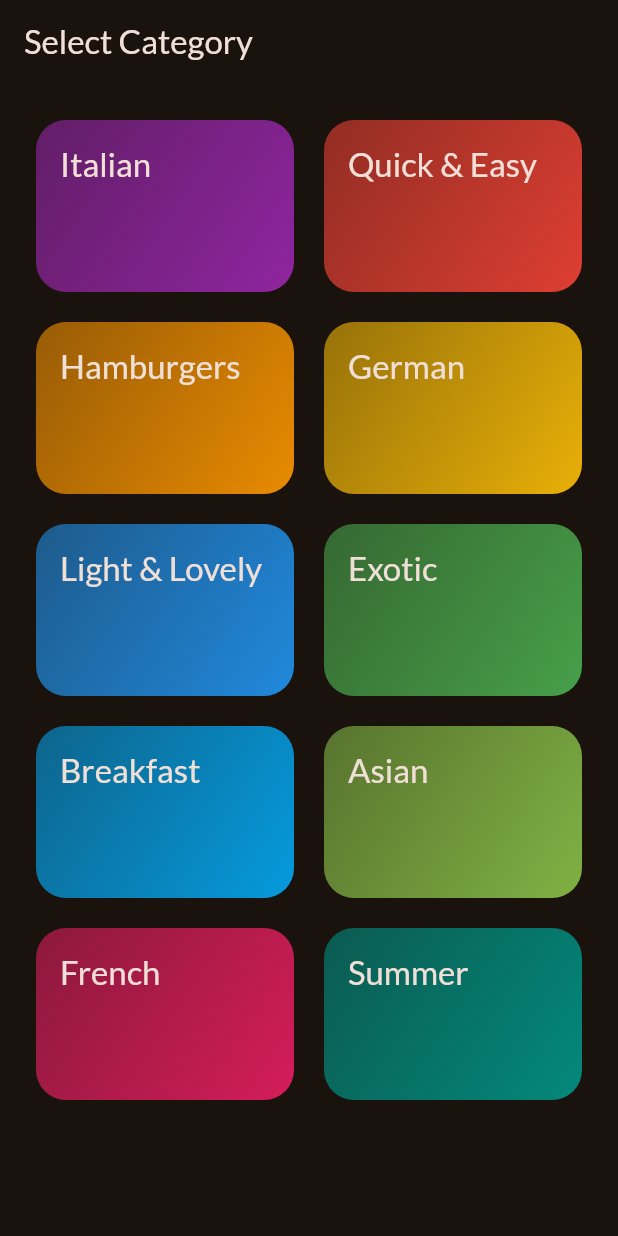
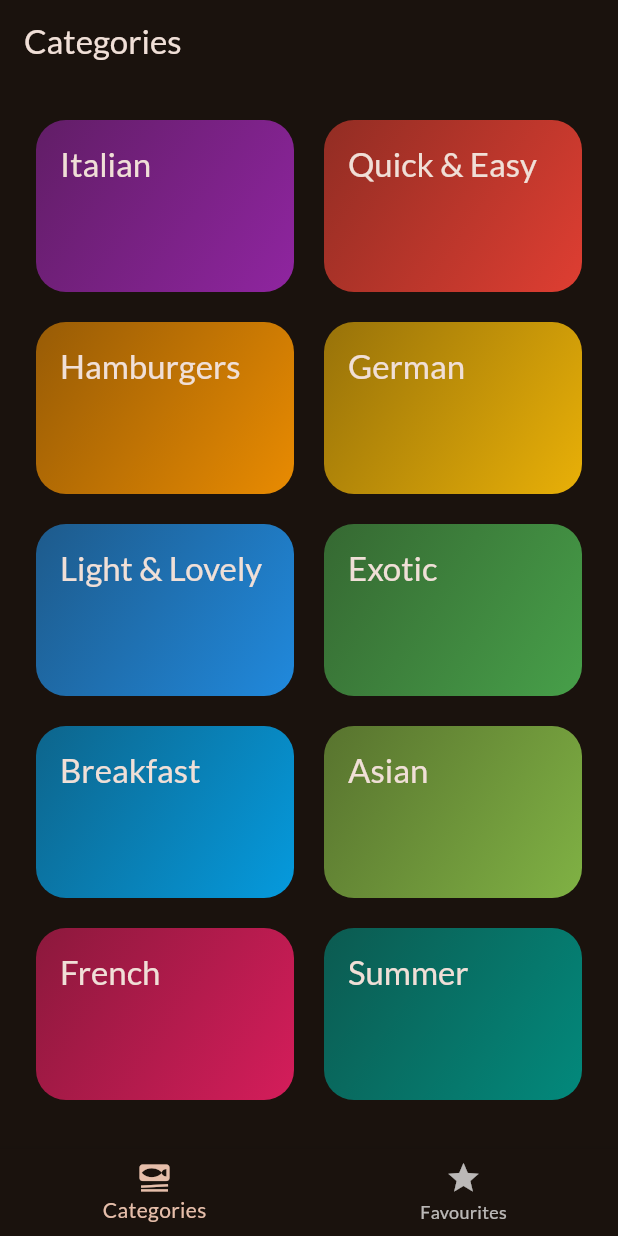
Before and after one commit to Shrimad-Bhagwat/CookBook, a Flutter app: the screen it shows after launch, on a phone screen of 412 x 824 dp. Run offline on Flutter 3.47's test engine with Material 2 defaults, Android fonts, the phone set to English and light mode, and no system bars; our stand-ins replace google_fonts, transparent_image.

Commit message:
favourite_feature

```diff
--- a/lib/main.dart
+++ b/lib/main.dart
@@ -1,4 +1,4 @@
-import 'package:cook_book/screens/categories.dart';
+import 'package:cook_book/screens/tabs.dart';
 import 'package:flutter/material.dart';
 
 import 'package:google_fonts/google_fonts.dart';
@@ -24,7 +24,7 @@ class App extends StatelessWidget {
     return MaterialApp(
       debugShowCheckedModeBanner: false,
         theme: theme,
-        home: const CategoriesScreen()
+        home: const TabsScreen()
     );
   }
 }
--- a/lib/screens/categories.dart
+++ b/lib/screens/categories.dart
@@ -1,15 +1,20 @@
 import 'package:cook_book/data/dummy_data.dart';
+import 'package:cook_book/models/category.dart';
 import 'package:cook_book/screens/meals.dart';
 import 'package:cook_book/widgets/category_grid_item.dart';
 import 'package:flutter/material.dart';
 
+import '../models/meal.dart';
+
 class CategoriesScreen extends StatelessWidget {
-  const CategoriesScreen({super.key});
+  const CategoriesScreen({super.key, required this.onToggleFavorite});
+  final void Function(Meal meal) onToggleFavorite;
+  void _selectCategory(BuildContext context, Category category){
+    final filteredMeals = dummyMeals.where((meal) => meal.categories.contains(category.id)).toList();
 
-  void _selectCategory(BuildContext context){
     Navigator.push(context, MaterialPageRoute(
         builder: (ctx) => MealsScreen(
-           title: 'Something', meals: dummyMeals,
+           title: category.title, meals: filteredMeals, onToggleFavorite: onToggleFavorite,
         ),
       ),
     );
@@ -17,11 +22,7 @@ class CategoriesScreen extends StatelessWidget {
 
   @override
   Widget build(BuildContext context) {
-    return Scaffold(
-      appBar: AppBar(
-        title: const Text("Select Category"),
-      ),
-      body: GridView(
+    return  GridView(
         padding: EdgeInsets.all(24),
         gridDelegate: const SliverGridDelegateWithFixedCrossAxisCount(
             crossAxisCount: 2,
@@ -33,12 +34,12 @@ class CategoriesScreen extends StatelessWidget {
             CategoryGridItem(
               category: category,
               onSelectCategory: (){
-                _selectCategory(context);
+                _selectCategory(context, category);
               },)
 
         ],
-      ),
-    );
+      );
+
   }
 }
 
--- /dev/null
+++ b/lib/screens/tabs.dart
@@ -0,0 +1,86 @@
+import 'package:cook_book/screens/categories.dart';
+import 'package:cook_book/screens/meals.dart';
+import 'package:flutter/material.dart';
+
+import '../models/meal.dart';
+
+class TabsScreen extends StatefulWidget {
+  const TabsScreen({super.key});
+
+  @override
+  State<TabsScreen> createState() => _TabsScreenState();
+}
+
+class _TabsScreenState extends State<TabsScreen> {
+  int _selectedPageIndex = 0;
+  final List<Meal> _favoriteMeals = [];
+
+  void _showInfoMessage(String message) {
+    ScaffoldMessenger.of(context).clearSnackBars();
+    ScaffoldMessenger.of(context).showSnackBar(
+      SnackBar(
+        duration: Duration(seconds: 2),
+        content: Text(message),
+      ),
+    );
+  }
+
+  void _toggleMealFavoritesStatus(Meal meal) {
+    final isExisting = _favoriteMeals.contains(meal);
+
+    if (isExisting) {
+      setState(() {
+        _favoriteMeals.remove(meal);
+      });
+      _showInfoMessage('Meal removed from favorite.');
+    } else {
+      setState(() {
+        _favoriteMeals.add(meal);
+      });
+      _showInfoMessage('Meal marked as favorite.');
+    }
+  }
+
+  void _selectPage(int index) {
+    setState(() {
+      _selectedPageIndex = index;
+    });
+  }
+
+  @override
+  Widget build(BuildContext context) {
+    Widget activePage = CategoriesScreen(
+      onToggleFavorite: _toggleMealFavoritesStatus,
+    );
+    var activePageTitle = 'Categories';
+    if (_selectedPageIndex == 1) {
+      activePage = MealsScreen(
+        meals: _favoriteMeals,
+        onToggleFavorite: _toggleMealFavoritesStatus,
+      );
+      activePageTitle = 'Your Favorites';
+    }
+
+    return Scaffold(
+      appBar: AppBar(
+        title: Text(activePageTitle),
+      ),
+      body: activePage,
+      bottomNavigationBar: BottomNavigationBar(
+          onTap: _selectPage,
+          currentIndex: _selectedPageIndex,
+          items: const [
+            BottomNavigationBarItem(
+                icon: Icon(
+                  Icons.set_meal,
+                ),
+                label: "Categories"),
+            BottomNavigationBarItem(
+                icon: Icon(
+                  Icons.star,
+                ),
+                label: "Favourites"),
+          ]),
+    );
+  }
+}
--- a/pubspec.yaml
+++ b/pubspec.yaml
@@ -36,6 +36,7 @@ dependencies:
   # Use with the CupertinoIcons class for iOS style icons.
   cupertino_icons: ^1.0.2
   google_fonts: ^6.1.0
+  transparent_image: ^2.0.1
 
 dev_dependencies:
   flutter_test:
```
Also changed, not shown: lib/screens/meal_details.dart (added, +72 -0 lines), lib/screens/meals.dart (+44 -23 lines), lib/widgets/meal_item.dart (added, +81 -0 lines), lib/widgets/meal_item_trait.dart (added, +19 -0 lines), pubspec.lock.
